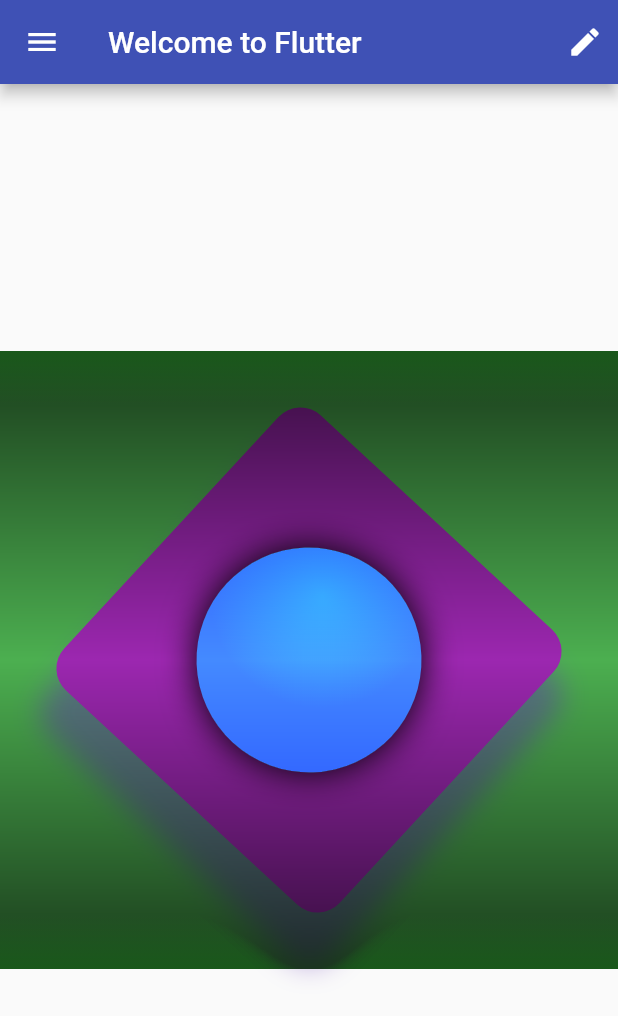
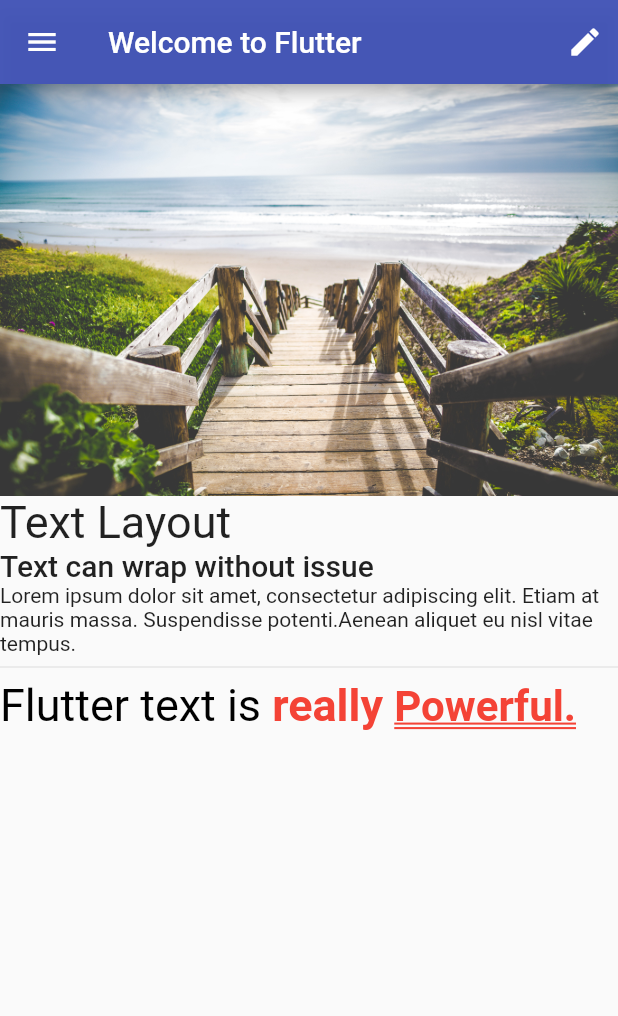
Before and after one commit to carloterrado/new-flutter-app, a Flutter app: the screen it shows after launch, on a phone screen of 412 x 824 dp. Shown: the top 1016 px of the screen. Run offline on Flutter 3.47's test engine with Material 2 defaults, Android fonts, the phone set to English and light mode, and no system bars; our stand-ins replace google_fonts.

Commit message:
add font and image

```diff
--- a/lib/basic_screen.dart
+++ b/lib/basic_screen.dart
@@ -1,12 +1,13 @@
 import 'package:flutter/material.dart';
 import './immutable_widget.dart';
+import './text_layout.dart';
 
 class BasicScreen extends StatelessWidget {
   @override
   Widget build(BuildContext context) {
     return Scaffold(
       appBar: AppBar(
-        backgroundColor: Colors.indigo,
+        backgroundColor: const Color(0xf23f51b5),
         title: const Text('Welcome to Flutter'),
         actions: const <Widget>[
           Padding(
@@ -15,11 +16,12 @@ class BasicScreen extends StatelessWidget {
           )
         ],
       ),
-      body: Center(
-        child: AspectRatio(
-          aspectRatio: 1.0,
-          child: ImmutableWidget(),
-        ),
+      body: Column(
+        crossAxisAlignment: CrossAxisAlignment.start,
+        children: <Widget>[
+          Image.asset('assets/beach.jpg'),
+          TextLayout(),
+        ],
       ),
       drawer: Drawer(
         child: Container(
--- a/lib/immutable_widget.dart
+++ b/lib/immutable_widget.dart
@@ -6,9 +6,9 @@ class ImmutableWidget extends StatelessWidget {
   Widget build(BuildContext context) {
     return Container(
       decoration: const BoxDecoration(color: Colors.green),
-      foregroundDecoration: BoxDecoration(
+      foregroundDecoration: const BoxDecoration(
         backgroundBlendMode: BlendMode.colorBurn,
-        gradient: const LinearGradient(
+        gradient: LinearGradient(
           begin: Alignment.topCenter,
           end: Alignment.bottomCenter,
           colors: [
@@ -22,8 +22,8 @@ class ImmutableWidget extends StatelessWidget {
         child: Transform.rotate(
           angle: 180 / Math.pi,
           child: Container(
-            width: 250,
-            height: 250,
+            width: 200,
+            height: 200,
             decoration: BoxDecoration(
                 color: Colors.purple,
                 boxShadow: [
@@ -34,7 +34,7 @@ class ImmutableWidget extends StatelessWidget {
                     offset: Offset.fromDirection(1.0, 30),
                   ),
                 ],
-                borderRadius: BorderRadius.all(Radius.circular(20))),
+                borderRadius: const BorderRadius.all(Radius.circular(20))),
             child: Padding(
               padding: const EdgeInsets.all(50.0),
               child: _buildShinyCircle(),
@@ -49,11 +49,12 @@ class ImmutableWidget extends StatelessWidget {
 Widget _buildShinyCircle() {
   return Container(
     decoration: const BoxDecoration(
-        shape: BoxShape.circle,
-        gradient: RadialGradient(
-          colors: [Colors.lightBlueAccent, Colors.blueAccent],
-          center: Alignment(-0.3, -0.5),
-        ),
-        boxShadow: [BoxShadow(blurRadius: 20)]),
+      shape: BoxShape.circle,
+      gradient: RadialGradient(
+        colors: [Colors.lightBlueAccent, Colors.blueAccent],
+        center: Alignment(-0.3, -0.5),
+      ),
+      boxShadow: [BoxShadow(blurRadius: 20)],
+    ),
   );
 }
--- a/lib/main.dart
+++ b/lib/main.dart
@@ -1,6 +1,4 @@
-import 'package:firstproject/basic_screen.dart';
 import 'package:flutter/material.dart';
-import './immutable_widget.dart';
 import './basic_screen.dart';
 
 void main() => runApp(StaticApp());
--- /dev/null
+++ b/lib/text_layout.dart
@@ -0,0 +1,48 @@
+import 'package:flutter/material.dart';
+import 'package:google_fonts/google_fonts.dart';
+
+class TextLayout extends StatelessWidget {
+  @override
+  Widget build(BuildContext context) {
+    return Column(
+      crossAxisAlignment: CrossAxisAlignment.start,
+      children: <Widget>[
+        Text(
+          'Text Layout',
+          style: GoogleFonts.leckerliOne(fontSize: 30),
+        ),
+        Text(
+          'Text can wrap without issue',
+          style: Theme.of(context).textTheme.headline6,
+        ),
+        const Text(
+            'Lorem ipsum dolor sit amet, consectetur adipiscing elit. Etiam at mauris massa. Suspendisse potenti.Aenean aliquet eu nisl vitae tempus.'),
+        // Add divider
+        const Divider(),
+        RichText(
+          text: const TextSpan(
+            text: 'Flutter text is ',
+            style: TextStyle(fontSize: 30, color: Colors.black),
+            children: <TextSpan>[
+              TextSpan(
+                text: 'really ',
+                style:
+                    TextStyle(fontWeight: FontWeight.bold, color: Colors.red),
+                children: [
+                  TextSpan(
+                    text: 'Powerful.',
+                    style: TextStyle(
+                      decoration: TextDecoration.underline,
+                      decorationStyle: TextDecorationStyle.double,
+                      fontSize: 28,
+                    ),
+                  ),
+                ],
+              ),
+            ],
+          ),
+        ),
+      ],
+    );
+  }
+}
--- a/pubspec.yaml
+++ b/pubspec.yaml
@@ -19,6 +19,7 @@ environment:
 dependencies:
   flutter:
     sdk: flutter
+  google_fonts: ^2.0.0
 
 dev_dependencies:
   flutter_test:
@@ -43,8 +44,8 @@ flutter:
   uses-material-design: true
 
   # To add assets to your application, add an assets section, like this:
-  # assets:
-  #  - images/a_dot_burr.jpeg
+  assets:
+   - assets/
   #  - images/a_dot_ham.jpeg
 
   # An image asset can refer to one or more resolution-specific "variants", see
```
Also changed, not shown: assets/beach.jpg (added).
